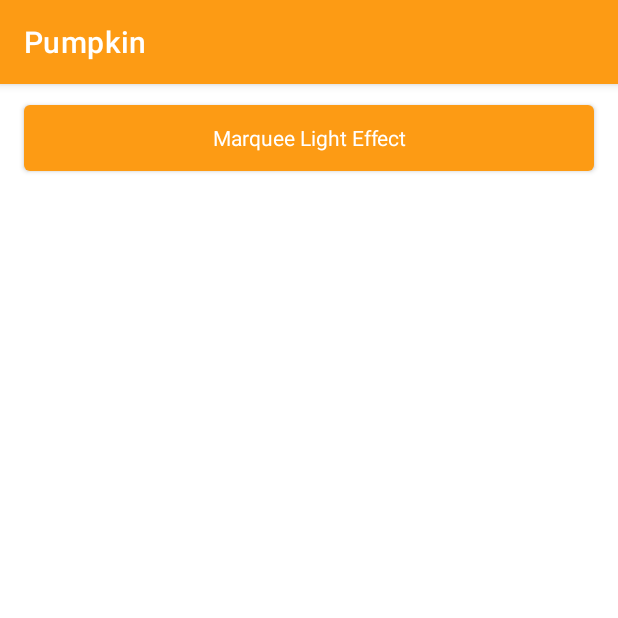
After one commit to chuwuwang/open-android-view, an Android app: the ContainerActivity screen opened directly, with no data from a screen before it, on a phone screen of 412 x 824 dp, the top half of it. The commit adds this screen. Run offline under Robolectric (Android 15) with nearby library versions, the phone set to English and light mode, and no system bars.

Commit message:
feat: tidy code

```diff
--- a/app/src/main/java/com/cat/view/helper/Helper.kt
+++ /dev/null
@@ -1 +0,0 @@
-package com.cat.view.helper
--- /dev/null
+++ b/app/src/main/java/com/cat/view/ui/container/ContainerActivity.kt
@@ -0,0 +1,17 @@
+package com.cat.view.ui.container
+
+import com.cat.view.databinding.ActivityContainerMainBinding
+import com.cat.view.openActivity
+import com.cat.view.ui.ViewBindingActivity
+
+class ContainerActivity : ViewBindingActivity<ActivityContainerMainBinding>() {
+
+    override fun init() {
+        initView()
+    }
+
+    private fun initView() {
+        binding.btnMarqueeLight.setOnClickListener { openActivity<MarqueeLayoutActivity>() }
+    }
+
+}
--- a/app/src/main/java/com/cat/view/ui/text/TextViewActivity.kt
+++ b/app/src/main/java/com/cat/view/ui/text/TextActivity.kt
@@ -4,7 +4,7 @@ import com.cat.view.databinding.ActivityTextMainBinding
 import com.cat.view.openActivity
 import com.cat.view.ui.ViewBindingActivity
 
-class TextViewActivity : ViewBindingActivity<ActivityTextMainBinding>() {
+class TextActivity : ViewBindingActivity<ActivityTextMainBinding>() {
 
     override fun init() {
         initView()
--- a/app/src/main/java/common/ui/animation/AnimationActivity.kt
+++ b/app/src/main/java/common/ui/animation/AnimationActivity.kt
@@ -3,6 +3,7 @@ package common.ui.animation
 import com.cat.view.databinding.ActivityAnimationBinding
 import com.cat.view.openActivity
 import com.cat.view.ui.ViewBindingActivity
+import com.cat.view.ui.container.MarqueeLayoutActivity
 
 class AnimationActivity : ViewBindingActivity<ActivityAnimationBinding>() {
 
@@ -12,7 +13,7 @@ class AnimationActivity : ViewBindingActivity<ActivityAnimationBinding>() {
 
     private fun initView() {
         binding.spin3dBtn.setOnClickListener { openActivity<Spin3DActivity>() }
-        binding.marqueeBtn.setOnClickListener { openActivity<MarqueeActivity>() }
+        binding.marqueeBtn.setOnClickListener { openActivity<MarqueeLayoutActivity>() }
         binding.qqDragEffectBtn.setOnClickListener { openActivity<QQDragEffectActivity>() }
         binding.sphere3dBtn.setOnClickListener { openActivity<Spherical3DMotionActivity>() }
         binding.graphicsVerifyBtn.setOnClickListener { openActivity<GraphicsVerifyActivity>() }
--- /dev/null
+++ b/app/src/main/res/layout/activity_container_main.xml
@@ -0,0 +1,20 @@
+<?xml version="1.0" encoding="utf-8"?>
+<androidx.appcompat.widget.LinearLayoutCompat xmlns:android="http://schemas.android.com/apk/res/android"
+    android:layout_width="match_parent"
+    android:layout_height="match_parent"
+    android:orientation="vertical">
+
+    <com.google.android.material.button.MaterialButton
+        android:id="@+id/btn_marquee_light"
+        android:layout_width="match_parent"
+        android:layout_height="56dp"
+        android:layout_marginStart="16dp"
+        android:layout_marginTop="8dp"
+        android:layout_marginEnd="16dp"
+        android:gravity="center"
+        android:text="Marquee Light Effect"
+        android:textAppearance="?android:attr/textAppearance"
+        android:textColor="@android:color/white"
+        android:textSize="14sp" />
+
+</androidx.appcompat.widget.LinearLayoutCompat>
--- a/app/src/main/res/layout/activity_animation_marquee.xml
+++ b/app/src/main/res/layout/activity_container_marquee_layout.xml
@@ -5,12 +5,12 @@
     android:layout_height="match_parent"
     android:orientation="vertical">
 
-    <com.cat.view.animation.MarqueeLayout
+    <com.cat.view.customize.container.MarqueeLayout
         android:layout_width="100dp"
         android:layout_height="100dp"
         android:layout_gravity="center_horizontal"
         android:layout_marginTop="16dp"
-        android:background="#cccccc"
+        android:background="#CCCCCC"
         android:orientation="vertical"
         app:marquee_end_color="@color/colorPrimary"
         app:marquee_start_color="@color/colorAccent">
@@ -20,6 +20,6 @@
             android:layout_height="wrap_content"
             android:text="Hello" />
 
-    </com.cat.view.animation.MarqueeLayout>
+    </com.cat.view.customize.container.MarqueeLayout>
 
 </androidx.appcompat.widget.LinearLayoutCompat>
```
Also changed, not shown: app/src/main/AndroidManifest.xml (+4 -4 lines), app/src/main/java/com/cat/view/customize/container/MarqueeLayout.kt (renamed from app/src/main/java/com/cat/view/animation/MarqueeLayout.kt, +20 -4 lines), app/src/main/java/com/cat/view/ui/MainActivity.kt (+8 -5 lines), app/src/main/java/com/cat/view/ui/container/MarqueeLayoutActivity.kt (added, +12 -0 lines), app/src/main/java/common/ui/animation/MarqueeActivity.kt (deleted, +0 -12 lines), app/src/main/res/drawable-xxhdpi/ic_start_up_container.jpg (renamed from app/src/main/res/drawable-xxhdpi/cartoon_1.jpg).
